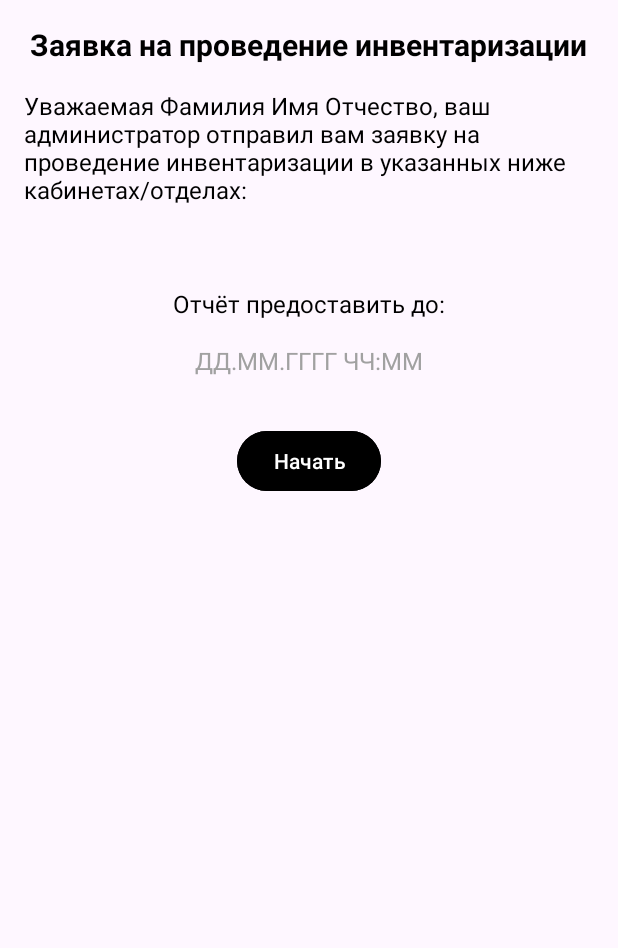
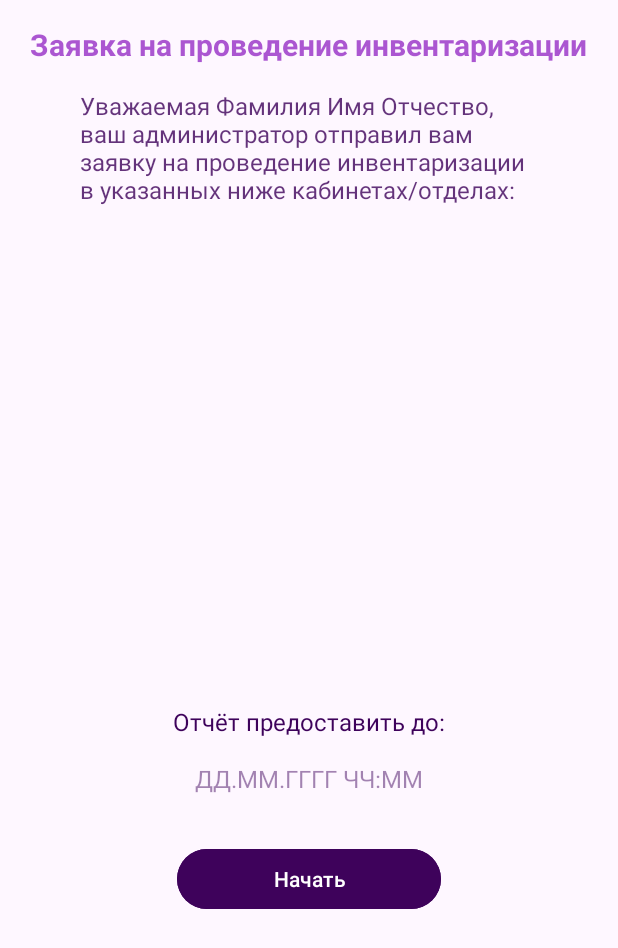
Before and after one commit to DdZz2005/Craft_Code_Project, an Android app: the InventoryRequestDetailsActivity screen opened directly, with no data from a screen before it, on a phone screen of 412 x 824 dp. Shown: the top 948 px of the screen. Run offline under Robolectric (Android 15) with nearby library versions, the phone set to English and light mode, and no system bars; 1 statement that could not run was skipped.

Commit message:
Дизайн

```diff
--- a/app/src/main/res/layout/activity_inventory_request_details.xml
+++ b/app/src/main/res/layout/activity_inventory_request_details.xml
@@ -15,23 +15,25 @@
             android:id="@+id/inventoryRequestTitle"
             android:layout_width="wrap_content"
             android:layout_height="wrap_content"
+            android:layout_marginBottom="16dp"
             android:text="Заявка на проведение инвентаризации"
-            android:textStyle="bold"
+            android:textColor="#A98005BA"
             android:textSize="20sp"
-            android:textColor="@color/black"
-            android:layout_marginBottom="16dp" />
+            android:textStyle="bold" />
 
         <!-- Приветственное сообщение -->
+
+        <!-- Список кабинетов -->
+
         <TextView
             android:id="@+id/inventoryRequestMessage"
-            android:layout_width="wrap_content"
-            android:layout_height="wrap_content"
+            android:layout_width="305dp"
+            android:layout_height="147dp"
+            android:layout_marginBottom="225dp"
             android:text="Уважаемая Фамилия Имя Отчество, ваш администратор отправил вам заявку на проведение инвентаризации в указанных ниже кабинетах/отделах:"
-            android:textSize="16sp"
-            android:textColor="@color/black"
-            android:layout_marginBottom="16dp" />
+            android:textColor="#CD3E025B"
+            android:textSize="16sp" />
 
-        <!-- Список кабинетов -->
         <TextView
             android:id="@+id/inventoryRequestRooms"
             android:layout_width="wrap_content"
@@ -48,7 +50,7 @@
             android:layout_height="wrap_content"
             android:text="Отчёт предоставить до:"
             android:textSize="16sp"
-            android:textColor="@color/black"
+            android:textColor="#3E025B"
             android:layout_marginBottom="16dp" />
 
         <!-- Дата заявки -->
@@ -56,19 +58,19 @@
             android:id="@+id/inventoryRequestDeadline"
             android:layout_width="wrap_content"
             android:layout_height="wrap_content"
+            android:layout_marginBottom="32dp"
             android:text="ДД.ММ.ГГГГ ЧЧ:ММ"
-            android:textSize="16sp"
-            android:textColor="#A1A1A1"
-            android:layout_marginBottom="32dp" />
+            android:textColor="#7A3E025B"
+            android:textSize="16sp" />
 
         <!-- Кнопка для начала -->
         <Button
             android:id="@+id/startInventoryButton"
-            android:layout_width="wrap_content"
+            android:layout_width="176dp"
             android:layout_height="wrap_content"
+            android:backgroundTint="#3E025B"
             android:text="Начать"
-            android:textColor="@color/white"
-            android:backgroundTint="@color/black" />
+            android:textColor="@color/white" />
 
     </LinearLayout>
 </ScrollView>
```
